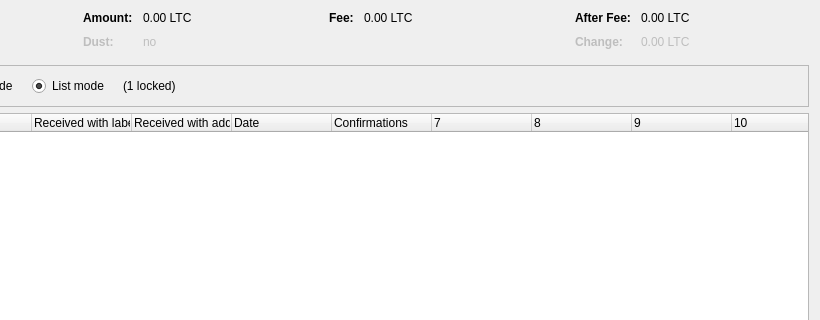
Old version of the form src/qt/forms/coincontroldialog.ui in the repository rishabhworking/pahadicoin; both pictures show x 180 to 1000 and y 0 to 320 of the 1000 by 500 pixel window.
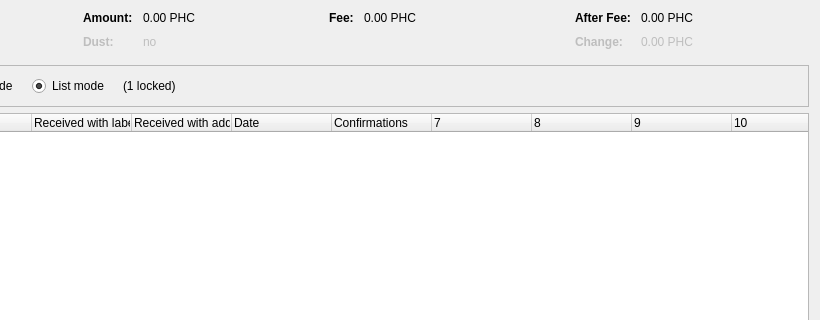
New version of the form. Custom widgets are drawn as their Qt base class.

The edit to the form file:
```diff
--- a/src/qt/forms/coincontroldialog.ui
+++ b/src/qt/forms/coincontroldialog.ui
@@ -132,7 +132,7 @@
           <enum>Qt::ActionsContextMenu</enum>
          </property>
          <property name="text">
-          <string notr="true">0.00 LTC</string>
+          <string notr="true">0.00 PHC</string>
          </property>
          <property name="textInteractionFlags">
           <set>Qt::LinksAccessibleByMouse|Qt::TextSelectableByKeyboard|Qt::TextSelectableByMouse</set>
@@ -212,7 +212,7 @@
           <enum>Qt::ActionsContextMenu</enum>
          </property>
          <property name="text">
-          <string notr="true">0.00 LTC</string>
+          <string notr="true">0.00 PHC</string>
          </property>
          <property name="textInteractionFlags">
           <set>Qt::LinksAccessibleByMouse|Qt::TextSelectableByKeyboard|Qt::TextSelectableByMouse</set>
@@ -257,7 +257,7 @@
           <enum>Qt::ActionsContextMenu</enum>
          </property>
          <property name="text">
-          <string notr="true">0.00 LTC</string>
+          <string notr="true">0.00 PHC</string>
          </property>
          <property name="textInteractionFlags">
           <set>Qt::LinksAccessibleByMouse|Qt::TextSelectableByKeyboard|Qt::TextSelectableByMouse</set>
@@ -292,7 +292,7 @@
           <enum>Qt::ActionsContextMenu</enum>
          </property>
          <property name="text">
-          <string notr="true">0.00 LTC</string>
+          <string notr="true">0.00 PHC</string>
          </property>
          <property name="textInteractionFlags">
           <set>Qt::LinksAccessibleByMouse|Qt::TextSelectableByKeyboard|Qt::TextSelectableByMouse</set>
```
